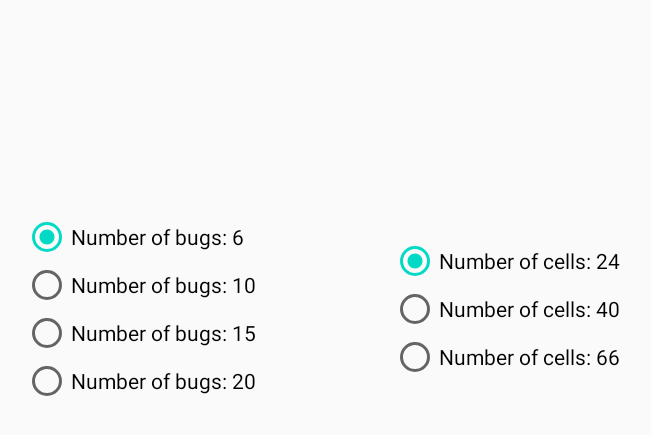
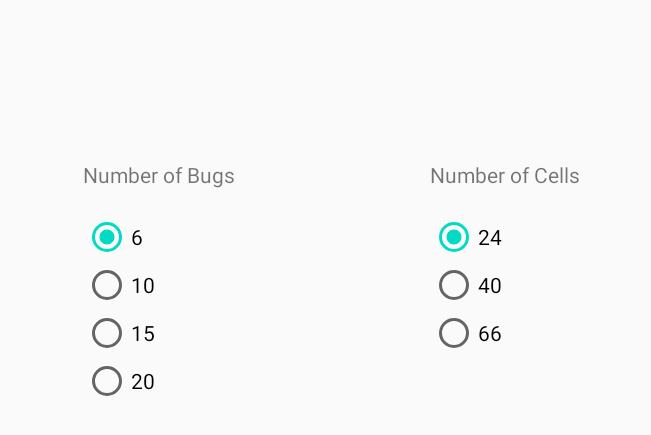
Before and after one commit to JenkinsXu/thedebugginggame, an Android app: the OptionActivity screen opened directly, with no data from a screen before it, on a phone screen of 824 x 412 dp (held sideways). Shown: the top 435 px of the screen, without its empty margins (113-764 px from the left). Run offline under Robolectric (Android 15) with nearby library versions, the phone set to English and light mode, and no system bars.

Commit message:
Update the look of the options screen.
Options are now not centered but aligned instead.

```diff
--- a/app/src/main/java/io/jenkinsxu/github/findthebug/OptionActivity.java
+++ b/app/src/main/java/io/jenkinsxu/github/findthebug/OptionActivity.java
@@ -32,7 +32,7 @@ public class OptionActivity extends AppCompatActivity {
         for (int i = 0; i < bugsNumber.length; i++) {
             final int SIZE = bugsNumber[i];
             RadioButton button = new RadioButton(this);
-            button.setText("Number of bugs: " + SIZE);
+            button.setText("" + SIZE);
 
             // Set on-click callbacks
             button.setOnClickListener(new View.OnClickListener() {
@@ -61,7 +61,7 @@ public class OptionActivity extends AppCompatActivity {
         for (int i = 0; i < gridSize.length; i++) {
             final int SIZE = gridSize[i];
             RadioButton button = new RadioButton(this);
-            button.setText("Number of cells: " + SIZE);
+            button.setText("" + SIZE);
 
             // Set on-click callbacks
             button.setOnClickListener(new View.OnClickListener() {
--- a/app/src/main/res/layout/activity_option.xml
+++ b/app/src/main/res/layout/activity_option.xml
@@ -10,18 +10,35 @@
         android:id="@+id/gridSizeOptions"
         android:layout_width="wrap_content"
         android:layout_height="wrap_content"
-        app:layout_constraintBottom_toBottomOf="parent"
-        app:layout_constraintEnd_toEndOf="parent"
-        app:layout_constraintStart_toStartOf="parent"
-        app:layout_constraintTop_toTopOf="parent" />
+        android:layout_marginTop="16dp"
+        app:layout_constraintStart_toStartOf="@+id/textView2"
+        app:layout_constraintTop_toBottomOf="@+id/textView2" />
 
     <RadioGroup
         android:id="@+id/bugsOptions"
         android:layout_width="wrap_content"
         android:layout_height="wrap_content"
         app:layout_constraintBottom_toBottomOf="parent"
-        app:layout_constraintEnd_toStartOf="@+id/gridSizeOptions"
-        app:layout_constraintStart_toStartOf="parent"
+        app:layout_constraintStart_toStartOf="@+id/textView"
         app:layout_constraintTop_toTopOf="parent" />
 
+    <TextView
+        android:id="@+id/textView"
+        android:layout_width="wrap_content"
+        android:layout_height="wrap_content"
+        android:layout_marginBottom="16dp"
+        android:text="Number of Bugs"
+        app:layout_constraintBottom_toTopOf="@+id/bugsOptions"
+        app:layout_constraintEnd_toStartOf="@+id/textView2"
+        app:layout_constraintStart_toStartOf="parent" />
+
+    <TextView
+        android:id="@+id/textView2"
+        android:layout_width="wrap_content"
+        android:layout_height="wrap_content"
+        android:text="Number of Cells"
+        app:layout_constraintBaseline_toBaselineOf="@+id/textView"
+        app:layout_constraintEnd_toEndOf="parent"
+        app:layout_constraintStart_toStartOf="parent" />
+
 </androidx.constraintlayout.widget.ConstraintLayout>
```
